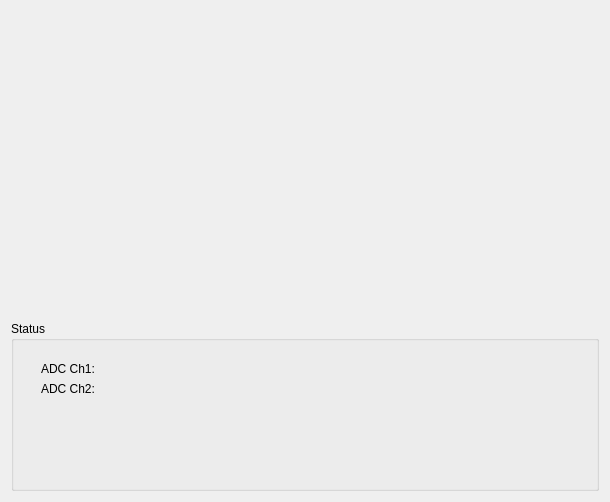
liukai-tech/muondetector, file muondetector-gui-1.0.2/src/main/status.ui: the form before one commit.
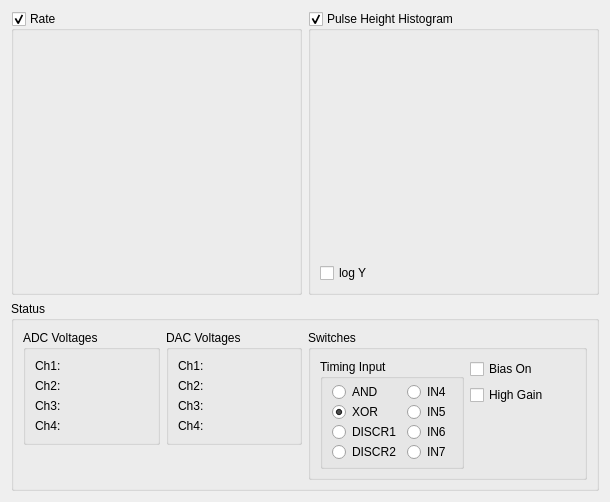
The form after the commit. Custom widgets are drawn as their Qt base class.

Commit message: implemented adc and dac readouts for all channels; changed layout of status tab a bit; added readback of PCA input switch settings; some new helpful functions in i2c classes for adc and dac

Diff of the .ui file:
```diff
--- a/muondetector-gui-1.0.2/src/main/status.ui
+++ b/muondetector-gui-1.0.2/src/main/status.ui
@@ -13,50 +13,407 @@
   <property name="windowTitle">
    <string>Form</string>
   </property>
-  <layout class="QGridLayout" name="gridLayout">
+  <layout class="QGridLayout" name="gridLayout_9">
    <item row="0" column="0">
-    <widget class="PlotCustom" name="ratePlot" native="true"/>
+    <layout class="QHBoxLayout" name="horizontalLayout_2">
+     <item>
+      <widget class="QGroupBox" name="ratePlotGroupBox">
+       <property name="title">
+        <string>Rate</string>
+       </property>
+       <property name="checkable">
+        <bool>true</bool>
+       </property>
+       <layout class="QGridLayout" name="gridLayout_8">
+        <item row="0" column="0">
+         <widget class="PlotCustom" name="ratePlot" native="true"/>
+        </item>
+       </layout>
+      </widget>
+     </item>
+     <item>
+      <widget class="QGroupBox" name="pulseHeightHistogramGroupBox">
+       <property name="minimumSize">
+        <size>
+         <width>200</width>
+         <height>130</height>
+        </size>
+       </property>
+       <property name="title">
+        <string>Pulse Height Histogram</string>
+       </property>
+       <property name="checkable">
+        <bool>true</bool>
+       </property>
+       <layout class="QGridLayout" name="gridLayout_6">
+        <item row="0" column="0">
+         <layout class="QGridLayout" name="gridLayout_5">
+          <item row="0" column="0">
+           <widget class="CustomHistogram" name="pulseHeightHistogram" native="true"/>
+          </item>
+          <item row="1" column="0">
+           <widget class="QCheckBox" name="histoLogYCheckBox">
+            <property name="text">
+             <string>log Y</string>
+            </property>
+           </widget>
+          </item>
+         </layout>
+        </item>
+       </layout>
+      </widget>
+     </item>
+    </layout>
    </item>
    <item row="1" column="0">
-    <widget class="CustomHistogram" name="pulseHeightHistogram" native="true"/>
-   </item>
-   <item row="2" column="0">
     <widget class="QGroupBox" name="statusValuesGroupBox">
      <property name="minimumSize">
       <size>
        <width>350</width>
-       <height>170</height>
+       <height>190</height>
+      </size>
+     </property>
+     <property name="maximumSize">
+      <size>
+       <width>16777215</width>
+       <height>190</height>
       </size>
      </property>
      <property name="title">
       <string>Status</string>
      </property>
-     <widget class="QLabel" name="ADCLabel1">
-      <property name="geometry">
-       <rect>
-        <x>30</x>
-        <y>40</y>
-        <width>121</width>
-        <height>16</height>
-       </rect>
-      </property>
-      <property name="text">
-       <string>ADC Ch1: </string>
-      </property>
-     </widget>
-     <widget class="QLabel" name="ADCLabel2">
-      <property name="geometry">
-       <rect>
-        <x>30</x>
-        <y>60</y>
-        <width>121</width>
-        <height>16</height>
-       </rect>
-      </property>
-      <property name="text">
-       <string>ADC Ch2: </string>
-      </property>
-     </widget>
+     <layout class="QGridLayout" name="gridLayout_7">
+      <item row="0" column="0">
+       <layout class="QGridLayout" name="gridLayout_4">
+        <item row="0" column="0">
+         <layout class="QVBoxLayout" name="verticalLayout_4">
+          <item>
+           <layout class="QHBoxLayout" name="horizontalLayout">
+            <item>
+             <widget class="QGroupBox" name="ADCGroupBox">
+              <property name="minimumSize">
+               <size>
+                <width>100</width>
+                <height>110</height>
+               </size>
+              </property>
+              <property name="title">
+               <string>ADC Voltages</string>
+              </property>
+              <layout class="QGridLayout" name="gridLayout">
+               <item row="0" column="0">
+                <layout class="QVBoxLayout" name="verticalLayout">
+                 <item>
+                  <widget class="QLabel" name="ADCLabel1">
+                   <property name="text">
+                    <string>Ch1: </string>
+                   </property>
+                  </widget>
+                 </item>
+                 <item>
+                  <widget class="QLabel" name="ADCLabel2">
+                   <property name="text">
+                    <string>Ch2: </string>
+                   </property>
+                  </widget>
+                 </item>
+                 <item>
+                  <widget class="QLabel" name="ADCLabel3">
+                   <property name="text">
+                    <string>Ch3: </string>
+                   </property>
+                  </widget>
+                 </item>
+                 <item>
+                  <widget class="QLabel" name="ADCLabel4">
+                   <property name="text">
+                    <string>Ch4: </string>
+                   </property>
+                  </widget>
+                 </item>
+                </layout>
+               </item>
+              </layout>
+             </widget>
+            </item>
+            <item>
+             <widget class="QGroupBox" name="DACGroupBox">
+              <property name="minimumSize">
+               <size>
+                <width>100</width>
+                <height>110</height>
+               </size>
+              </property>
+              <property name="title">
+               <string>DAC Voltages</string>
+              </property>
+              <layout class="QGridLayout" name="gridLayout_2">
+               <item row="0" column="0">
+                <layout class="QVBoxLayout" name="verticalLayout_2">
+                 <item>
+                  <widget class="QLabel" name="DACLabel1">
+                   <property name="text">
+                    <string>Ch1: </string>
+                   </property>
+                  </widget>
+                 </item>
+                 <item>
+                  <widget class="QLabel" name="DACLabel2">
+                   <property name="text">
+                    <string>Ch2: </string>
+                   </property>
+                  </widget>
+                 </item>
+                 <item>
+                  <widget class="QLabel" name="DACLabel3">
+                   <property name="text">
+                    <string>Ch3: </string>
+                   </property>
+                  </widget>
+                 </item>
+                 <item>
+                  <widget class="QLabel" name="DACLabel4">
+                   <property name="text">
+                    <string>Ch4: </string>
+                   </property>
+                  </widget>
+                 </item>
+                </layout>
+               </item>
+              </layout>
+             </widget>
+            </item>
+           </layout>
+          </item>
+          <item>
+           <spacer name="verticalSpacer">
+            <property name="orientation">
+             <enum>Qt::Vertical</enum>
+            </property>
+            <property name="sizeHint" stdset="0">
+             <size>
+              <width>20</width>
+              <height>18</height>
+             </size>
+            </property>
+           </spacer>
+          </item>
+         </layout>
+        </item>
+        <item row="0" column="1">
+         <widget class="QGroupBox" name="switchesGroupBox">
+          <property name="minimumSize">
+           <size>
+            <width>260</width>
+            <height>150</height>
+           </size>
+          </property>
+          <property name="maximumSize">
+           <size>
+            <width>16777215</width>
+            <height>160</height>
+           </size>
+          </property>
+          <property name="title">
+           <string>Switches</string>
+          </property>
+          <layout class="QGridLayout" name="gridLayout_3">
+           <item row="0" column="0" rowspan="2">
+            <widget class="QGroupBox" name="InputSelectGroupBox">
+             <property name="sizePolicy">
+              <sizepolicy hsizetype="Preferred" vsizetype="Preferred">
+               <horstretch>0</horstretch>
+               <verstretch>0</verstretch>
+              </sizepolicy>
+             </property>
+             <property name="minimumSize">
+              <size>
+               <width>144</width>
+               <height>110</height>
+              </size>
+             </property>
+             <property name="maximumSize">
+              <size>
+               <width>16777215</width>
+               <height>110</height>
+              </size>
+             </property>
+             <property name="title">
+              <string>Timing Input</string>
+             </property>
+             <property name="checkable">
+              <bool>false</bool>
+             </property>
+             <widget class="QRadioButton" name="InputSelectRadioButton0">
+              <property name="geometry">
+               <rect>
+                <x>12</x>
+                <y>25</y>
+                <width>69</width>
+                <height>16</height>
+               </rect>
+              </property>
+              <property name="text">
+               <string>AND</string>
+              </property>
+              <property name="checked">
+               <bool>false</bool>
+              </property>
+             </widget>
+             <widget class="QRadioButton" name="InputSelectRadioButton1">
+              <property name="geometry">
+               <rect>
+                <x>12</x>
+                <y>45</y>
+                <width>69</width>
+                <height>16</height>
+               </rect>
+              </property>
+              <property name="text">
+               <string>XOR</string>
+              </property>
+              <property name="checked">
+               <bool>true</bool>
+              </property>
+             </widget>
+             <widget class="QRadioButton" name="InputSelectRadioButton2">
+              <property name="geometry">
+               <rect>
+                <x>12</x>
+                <y>65</y>
+                <width>69</width>
+                <height>16</height>
+               </rect>
+              </property>
+              <property name="text">
+               <string>DISCR1</string>
+              </property>
+              <property name="checked">
+               <bool>false</bool>
+              </property>
+             </widget>
+             <widget class="QRadioButton" name="InputSelectRadioButton3">
+              <property name="geometry">
+               <rect>
+                <x>12</x>
+                <y>85</y>
+                <width>69</width>
+                <height>16</height>
+               </rect>
+              </property>
+              <property name="text">
+               <string>DISCR2</string>
+              </property>
+              <property name="checked">
+               <bool>false</bool>
+              </property>
+             </widget>
+             <widget class="QRadioButton" name="InputSelectRadioButton4">
+              <property name="geometry">
+               <rect>
+                <x>87</x>
+                <y>25</y>
+                <width>45</width>
+                <height>16</height>
+               </rect>
+              </property>
+              <property name="text">
+               <string>IN4</string>
+              </property>
+              <property name="checked">
+               <bool>false</bool>
+              </property>
+             </widget>
+             <widget class="QRadioButton" name="InputSelectRadioButton5">
+              <property name="geometry">
+               <rect>
+                <x>87</x>
+                <y>45</y>
+                <width>45</width>
+                <height>16</height>
+               </rect>
+              </property>
+              <property name="text">
+               <string>IN5</string>
+              </property>
+              <property name="checked">
+               <bool>false</bool>
+              </property>
+             </widget>
+             <widget class="QRadioButton" name="InputSelectRadioButton6">
+              <property name="geometry">
+               <rect>
+                <x>87</x>
+                <y>65</y>
+                <width>45</width>
+                <height>16</height>
+               </rect>
+              </property>
+              <property name="text">
+               <string>IN6</string>
+              </property>
+              <property name="checked">
+               <bool>false</bool>
+              </property>
+             </widget>
+             <widget class="QRadioButton" name="InputSelectRadioButton7">
+              <property name="geometry">
+               <rect>
+                <x>87</x>
+                <y>85</y>
+                <width>45</width>
+                <height>16</height>
+               </rect>
+              </property>
+              <property name="text">
+               <string>IN7</string>
+              </property>
+              <property name="checked">
+               <bool>false</bool>
+              </property>
+             </widget>
+            </widget>
+           </item>
+           <item row="0" column="1">
+            <layout class="QVBoxLayout" name="verticalLayout_3">
+             <item>
+              <widget class="QCheckBox" name="biasEnableCheckBox">
+               <property name="text">
+                <string>Bias On</string>
+               </property>
+               <property name="checked">
+                <bool>false</bool>
+               </property>
+              </widget>
+             </item>
+             <item>
+              <widget class="QCheckBox" name="highGainCheckBox">
+               <property name="text">
+                <string>High Gain</string>
+               </property>
+              </widget>
+             </item>
+            </layout>
+           </item>
+           <item row="1" column="1">
+            <spacer name="verticalSpacer_2">
+             <property name="orientation">
+              <enum>Qt::Vertical</enum>
+             </property>
+             <property name="sizeHint" stdset="0">
+              <size>
+               <width>20</width>
+               <height>52</height>
+              </size>
+             </property>
+            </spacer>
+           </item>
+          </layout>
+         </widget>
+        </item>
+       </layout>
+      </item>
+     </layout>
     </widget>
    </item>
   </layout>
```
The commit also changes 9 other files.
